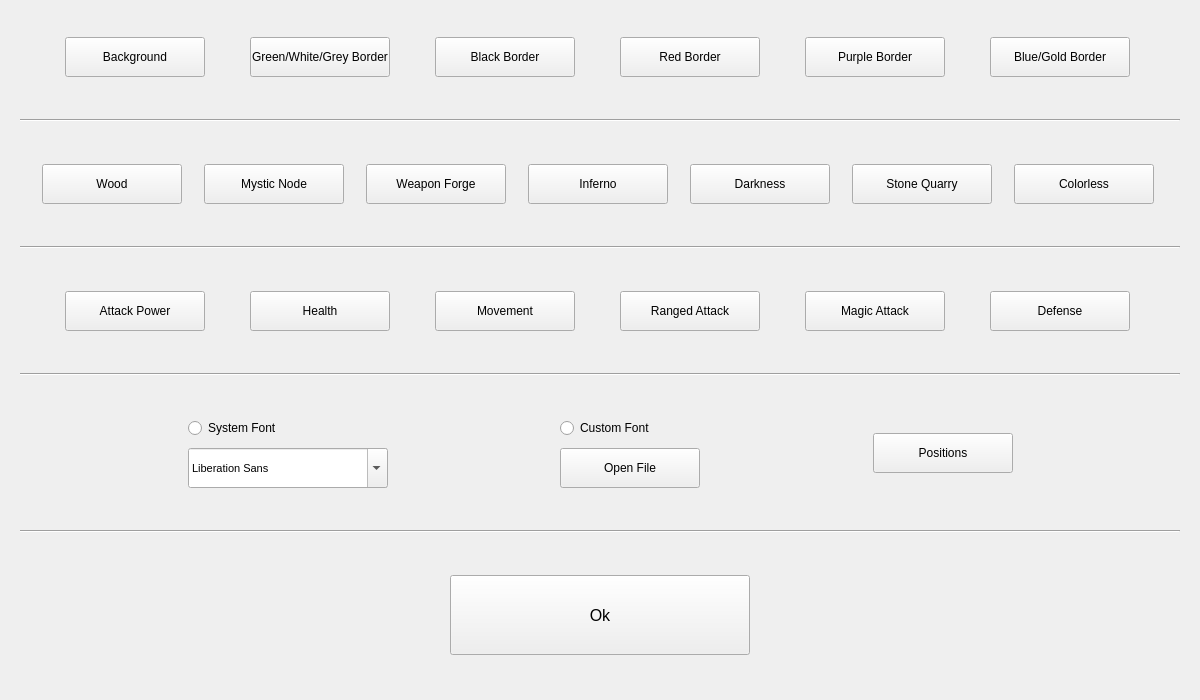
This is options.ui in MaximeElie/CardCreator as Qt 5 draws it before an edit. The edited form follows.
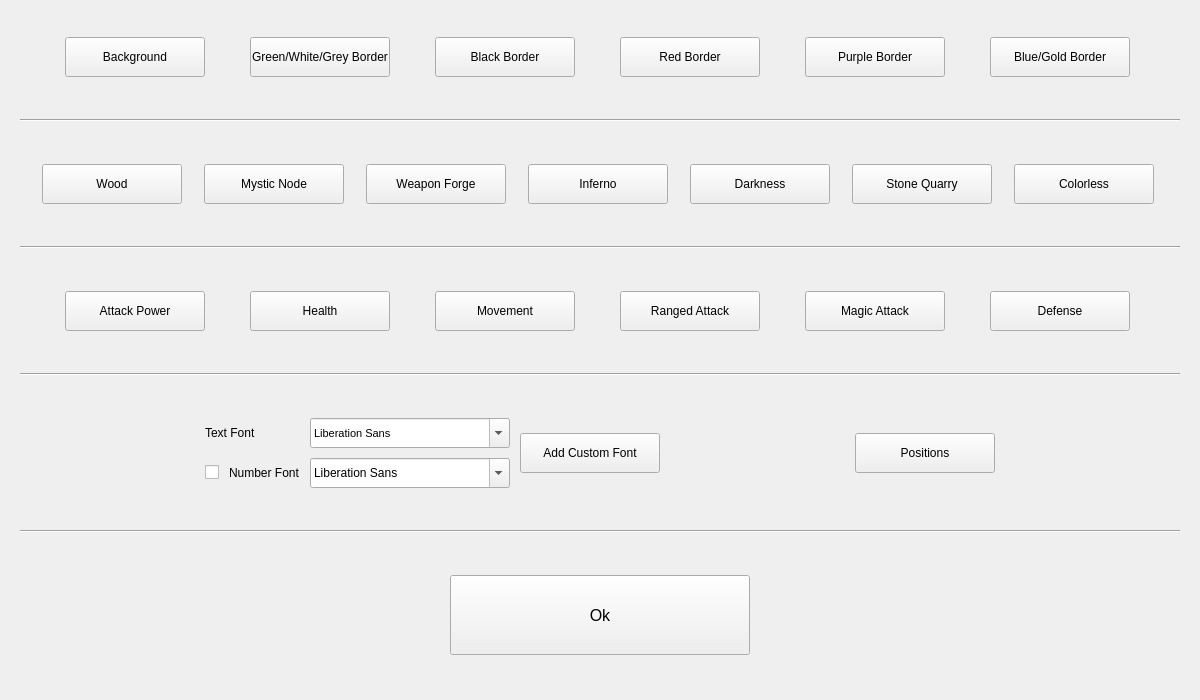
This is the edited form.

Commit message: font system changed : can't choose between system adn custom any more, now user choose in a list and is able to add as many custom fonts to this list. those customs font and the font choice will be saved. Added the possibilitty to enable NumberFont and have different font for number and text butthis is a hidden functionnality for now

```diff
--- a/options.ui
+++ b/options.ui
@@ -467,6 +467,9 @@
    </item>
    <item>
     <layout class="QHBoxLayout" name="horizontalLayout_4">
+     <property name="spacing">
+      <number>10</number>
+     </property>
      <item>
       <spacer name="horizontalSpacer_3">
        <property name="orientation">
@@ -486,27 +489,29 @@
         <number>10</number>
        </property>
        <item>
-        <widget class="QRadioButton" name="systemFont">
+        <layout class="QHBoxLayout" name="horizontalLayout_7">
+         <property name="spacing">
+          <number>10</number>
+         </property>
+         <item>
+          <widget class="QLabel" name="label_1">
          <property name="text">
-          <string>System Font</string>
-         </property>
-         <property name="checked">
-          <bool>false</bool>
+            <string>Text Font</string>
          </property>
         </widget>
        </item>
        <item>
-        <widget class="QFontComboBox" name="chooseSystemFont">
+          <widget class="QFontComboBox" name="chooseTextFont">
          <property name="minimumSize">
           <size>
            <width>200</width>
-           <height>40</height>
+             <height>30</height>
           </size>
          </property>
          <property name="maximumSize">
           <size>
            <width>200</width>
-           <height>40</height>
+             <height>30</height>
           </size>
          </property>
          <property name="font">
@@ -519,17 +524,43 @@
       </layout>
      </item>
      <item>
-      <spacer name="horizontalSpacer_4">
-       <property name="orientation">
-        <enum>Qt::Horizontal</enum>
-       </property>
-       <property name="sizeHint" stdset="0">
+        <layout class="QHBoxLayout" name="horizontalLayout_6">
+         <property name="spacing">
+          <number>10</number>
+         </property>
+         <item>
+          <widget class="QCheckBox" name="numberFontEnabled">
+           <property name="text">
+            <string/>
+           </property>
+          </widget>
+         </item>
+         <item>
+          <widget class="QLabel" name="label_2">
+           <property name="text">
+            <string>Number Font</string>
+           </property>
+          </widget>
+         </item>
+         <item>
+          <widget class="QFontComboBox" name="chooseNumberFont">
+           <property name="minimumSize">
         <size>
-         <width>40</width>
-         <height>20</height>
-        </size>
-       </property>
-      </spacer>
+             <width>200</width>
+             <height>30</height>
+            </size>
+           </property>
+           <property name="maximumSize">
+            <size>
+             <width>200</width>
+             <height>30</height>
+            </size>
+           </property>
+          </widget>
+         </item>
+        </layout>
+       </item>
+      </layout>
      </item>
      <item>
       <layout class="QVBoxLayout" name="verticalLayout_3">
@@ -537,17 +568,7 @@
         <number>10</number>
        </property>
        <item>
-        <widget class="QRadioButton" name="customFont">
-         <property name="text">
-          <string>Custom Font</string>
-         </property>
-         <property name="checked">
-          <bool>false</bool>
-         </property>
-        </widget>
-       </item>
-       <item>
-        <widget class="QPushButton" name="openCustomFont">
+        <widget class="QPushButton" name="addCustomFont">
          <property name="enabled">
           <bool>true</bool>
          </property>
@@ -564,7 +585,7 @@
           </size>
          </property>
          <property name="text">
-          <string>Open File</string>
+          <string>Add Custom Font</string>
          </property>
         </widget>
        </item>
```
Left out of the diff: 2 changed lines with no effect on the pictures. Lines whose indentation alone changed are shown as unchanged. The commit also changes 8 other files.
